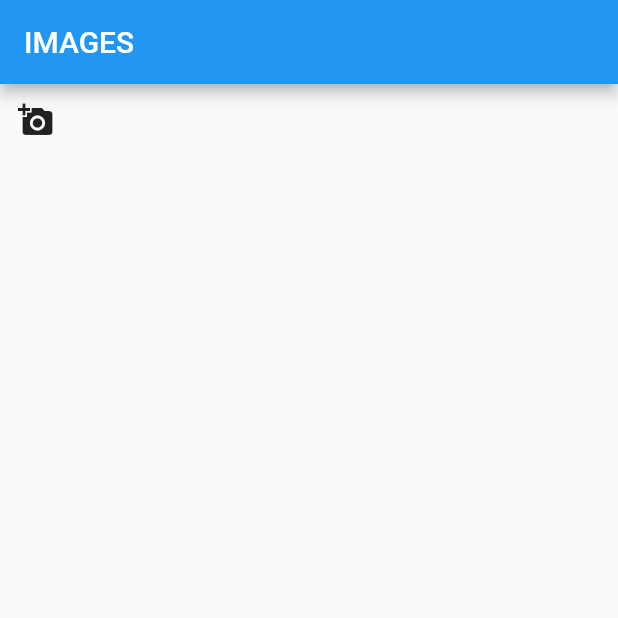
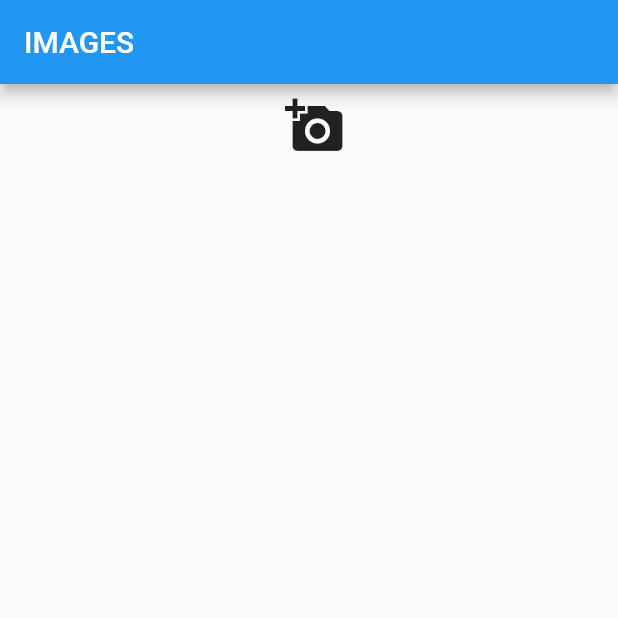
Before and after one commit to Brian1011/flutter_widgets_documentation, a Flutter app: the screen it shows after launch, on a phone screen of 412 x 824 dp, the top half of it. Run offline on Flutter 3.47's test engine with Material 2 defaults, Android fonts, the phone set to English and light mode, and no system bars; our stand-ins replace image_picker.

Commit message:
add photo

```diff
--- a/lib/upload_screen.dart
+++ b/lib/upload_screen.dart
@@ -31,9 +31,17 @@ class _UploadScreenState extends State<UploadScreen> {
         title: const Text("IMAGES"),
       ),
       body: Container(
+        width: double.infinity,
+        height: double.infinity,
         child: Column(
           children: [
-            IconButton(onPressed: () {}, icon: const Icon(Icons.add_a_photo))
+            Center(
+                child: IconButton(
+                    onPressed: () {},
+                    icon: const Icon(
+                      Icons.add_a_photo,
+                      size: 40,
+                    )))
           ],
         ),
       ),
```
